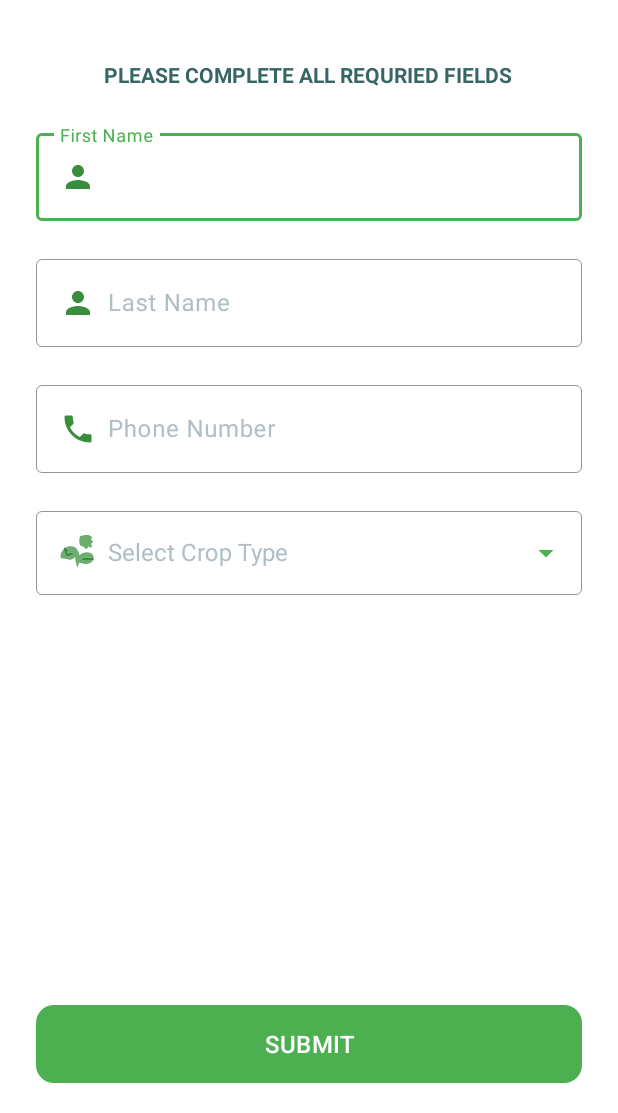
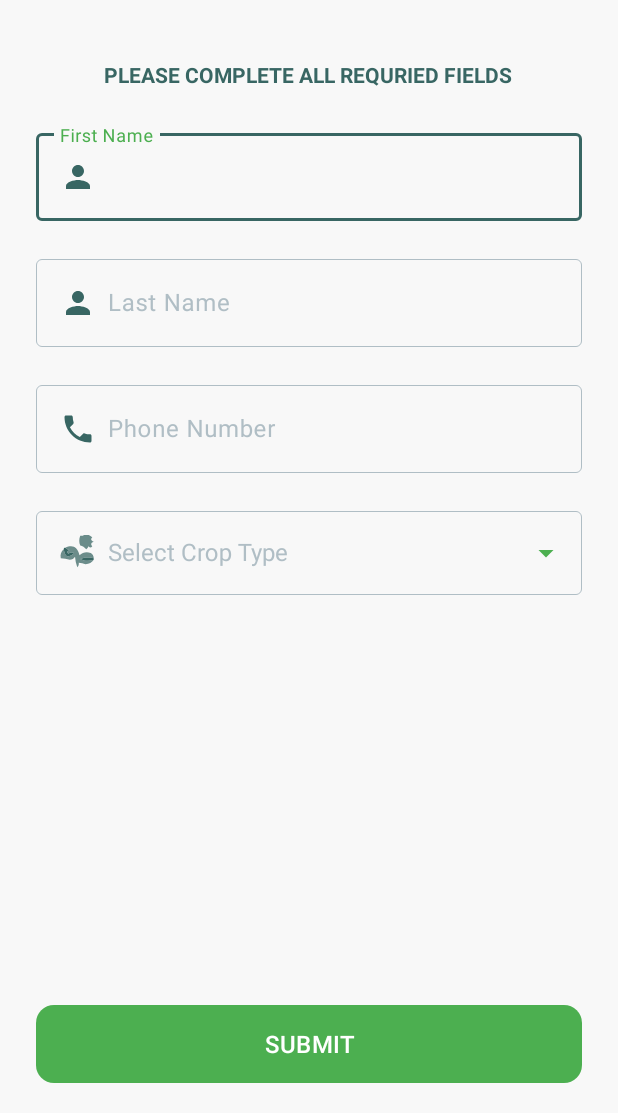
Before and after one commit to Jayhymn/farmapp, an Android app: the screen it shows after launch (FarmRegistrationActivity), after a tap on an icon or button, on a phone screen of 412 x 824 dp, the part 123-1236 px from its top. Run offline under Robolectric (Android 15) with nearby library versions, the phone set to English and light mode, and no system bars; our stand-ins replace Dagger/Hilt's generated code, Room's generated code.

Commit message:
made some enhancement to the dark mode option

```diff
--- a/app/src/main/java/com/jayhymn/farmapp/ui/presentation/FarmRegistrationActivity.kt
+++ b/app/src/main/java/com/jayhymn/farmapp/ui/presentation/FarmRegistrationActivity.kt
@@ -2,6 +2,7 @@ package com.jayhymn.farmapp.ui.presentation
 
 import android.os.Bundle
 import android.widget.ArrayAdapter
+import androidx.activity.enableEdgeToEdge
 import androidx.activity.viewModels
 import androidx.appcompat.app.AppCompatActivity
 import androidx.lifecycle.Lifecycle
@@ -27,6 +28,8 @@ class FarmRegistrationActivity : AppCompatActivity() {
         binding = ActivityFarmRegistrationBinding.inflate(layoutInflater)
 
         setContentView(binding.root)
+
+        enableEdgeToEdge()
 
         setUpCropDropDown()
 
--- a/app/src/main/java/com/jayhymn/farmapp/ui/presentation/FarmersActivity.kt
+++ b/app/src/main/java/com/jayhymn/farmapp/ui/presentation/FarmersActivity.kt
@@ -41,6 +41,7 @@ class FarmersActivity : AppCompatActivity() {
         }
 
         binding = ActivityFarmerBinding.inflate(layoutInflater)
+        enableEdgeToEdge()
         setContentView(binding.root)
 
         binding.createProfile.setOnClickListener {
--- /dev/null
+++ b/app/src/main/res/color/input_box_stroke_color.xml
@@ -0,0 +1,5 @@
+<?xml version="1.0" encoding="utf-8"?>
+<selector xmlns:android="http://schemas.android.com/apk/res/android">
+    <item android:state_focused="true" android:color="@color/accentColor" /> <!-- Focused color -->
+    <item android:color="@color/input_border_color" /> <!-- Default (unfocused) color -->
+</selector>
--- a/app/src/main/res/layout/activity_farm_registration.xml
+++ b/app/src/main/res/layout/activity_farm_registration.xml
@@ -4,7 +4,8 @@
     xmlns:tools="http://schemas.android.com/tools"
     android:layout_width="match_parent"
     android:layout_height="match_parent"
-    android:background="@color/surfaceVariant"
+    android:background="@color/surface"
+    android:fitsSystemWindows="true"
     android:orientation="vertical">
 
     <LinearLayout
@@ -82,9 +83,9 @@
                 android:layout_marginEnd="16dp"
                 android:textAlignment="center"
                 android:layout_marginTop="24dp"
-                android:textColor="@color/accentColor"
                 android:textStyle="bold"
                 android:textSize="14sp"
+                android:textColor="@color/accentColor"
                 app:layout_constraintEnd_toEndOf="parent"
                 app:layout_constraintStart_toStartOf="parent"
                 android:layout_marginBottom="24dp"
@@ -100,7 +101,7 @@
                 android:layout_marginBottom="20dp"
                 android:layout_marginHorizontal="8dp"
                 app:boxStrokeWidth=".75dp"
-                app:boxStrokeColor="@color/primary"
+                app:boxStrokeColor="@color/input_box_stroke_color"
                 android:textColorHint="@color/grey_out"
                 android:hint="@string/first_name">
 
@@ -111,7 +112,7 @@
                     android:inputType="textPersonName|textCapSentences"
                     android:drawablePadding="8dp"
                     android:drawableStart="@drawable/ic_person"
-                    app:drawableTint="@color/primaryVariant"
+                    app:drawableTint="@color/accentColor"
                     android:maxLength="20"
                     />
             </com.google.android.material.textfield.TextInputLayout>
@@ -123,7 +124,7 @@
                 android:layout_marginBottom="20dp"
                 android:layout_marginHorizontal="8dp"
                 app:boxStrokeWidth=".75dp"
-                app:boxStrokeColor="@color/primary"
+                app:boxStrokeColor="@color/input_box_stroke_color"
                 android:textColorHint="@color/grey_out"
                 android:hint="@string/last_name">
 
@@ -135,7 +136,7 @@
                     android:inputType="textPersonName|textCapSentences"
                     android:drawablePadding="8dp"
                     android:drawableStart="@drawable/ic_person"
-                    app:drawableTint="@color/primaryVariant"
+                    app:drawableTint="@color/accentColor"
                     />
             </com.google.android.material.textfield.TextInputLayout>
 
@@ -147,7 +148,7 @@
                 android:layout_marginBottom="20dp"
                 android:layout_marginHorizontal="8dp"
                 app:boxStrokeWidth=".75dp"
-                app:boxStrokeColor="@color/primary"
+                app:boxStrokeColor="@color/input_box_stroke_color"
                 android:textColorHint="@color/grey_out"
                 android:hint="Phone Number">
 
@@ -159,7 +160,7 @@
                     android:maxLength="14"
                     android:drawableStart="@drawable/ic_phone"
                     android:drawablePadding="8dp"
-                    app:drawableTint="@color/primaryVariant"
+                    app:drawableTint="@color/accentColor"
                     />
             </com.google.android.material.textfield.TextInputLayout>
 
@@ -172,7 +173,7 @@
                 app:endIconTint="@color/primary"
                 android:layout_marginHorizontal="8dp"
                 app:boxStrokeWidth=".75dp"
-                app:boxStrokeColor="@color/primary"
+                app:boxStrokeColor="@color/input_box_stroke_color"
                 android:textColorHint="@color/grey_out"
                 android:hint="Select Crop Type">
 
@@ -185,7 +186,7 @@
                     android:padding="16dp"
                     android:maxLength="14"
                     android:drawableStart="@drawable/ic_plant"
-                    app:drawableTint="@color/primaryVariant"
+                    app:drawableTint="@color/accentColor"
                     android:drawablePadding="8dp"
                     />
             </com.google.android.material.textfield.TextInputLayout>
--- a/app/src/main/res/values-night/colors.xml
+++ b/app/src/main/res/values-night/colors.xml
@@ -1,28 +1,29 @@
 <?xml version="1.0" encoding="utf-8"?>
 <resources>
     <color name="app_bar_color">#121212</color>
-    <color name="primaryLight">#1B5E20</color>
+    <color name="primaryLight">#2E7D32</color>
     <color name="primary">#4CAF50</color>
     <color name="primaryVariant">#388E3C</color>
     <color name="secondary">#586249</color>
-    <color name="background">#121212</color>
+    <color name="background">#FF121212</color>
     <color name="onBackground">#E0E0E0</color>
-    <color name="surface">#000000</color>
-    <color name="surfaceVariant">#1E1E1E</color>
+    <color name="surface">#1E1E1E</color>
+    <color name="surfaceVariant">#272727</color>
     <color name="onSurface">#E0E0E0</color>
     <color name="onPrimary">#FFFFFF</color>
-    <color name="header_bg">#040404</color>
-    <color name="header_variant_bg">#0E0E0E</color>
-    <color name="onSecondary">#000000</color>
-    <color name="textPrimary">#E0E0E0</color>
+    <color name="header_bg">#1A1A1A</color>
+    <color name="header_variant_bg">#1C1C1C</color>
+    <color name="onSecondary">#FFFFFF</color>
+    <color name="textPrimary">#FFFFFF</color>
     <color name="textSecondary">#B0BEC5</color>
     <color name="divider">#424242</color>
     <color name="colorSecondaryGreyLight">#B0BEC5</color>
     <color name="grey_out">#B0BEC5</color>
     <color name="light_grey">#D3D3D3</color>
     <color name="accentColor">#A0D0CB</color>
-    <color name="button_text_color">#000000</color>
-    <color name="textInputBorderColor">#FFFFFF</color>
+    <color name="button_text_color">#FFFFFF</color>
+    <color name="textInputBorderColor">#A0D0CB</color>
     <color name="bg_screen_color">#B3F2F2F4</color>
     <color name="in_progress_color">#8be0bd</color>
+    <color name="input_border_color">#FFFFFF</color>
 </resources>
--- a/app/src/main/res/values/colors.xml
+++ b/app/src/main/res/values/colors.xml
@@ -25,4 +25,5 @@
     <color name="textInputBorderColor">#FF0000</color>
     <color name="bg_screen_color">#B3F2F2F4</color>
     <color name="in_progress_color">#8be0bd</color>
+    <color name="input_border_color">#B0BEC5</color>
 </resources>
```
